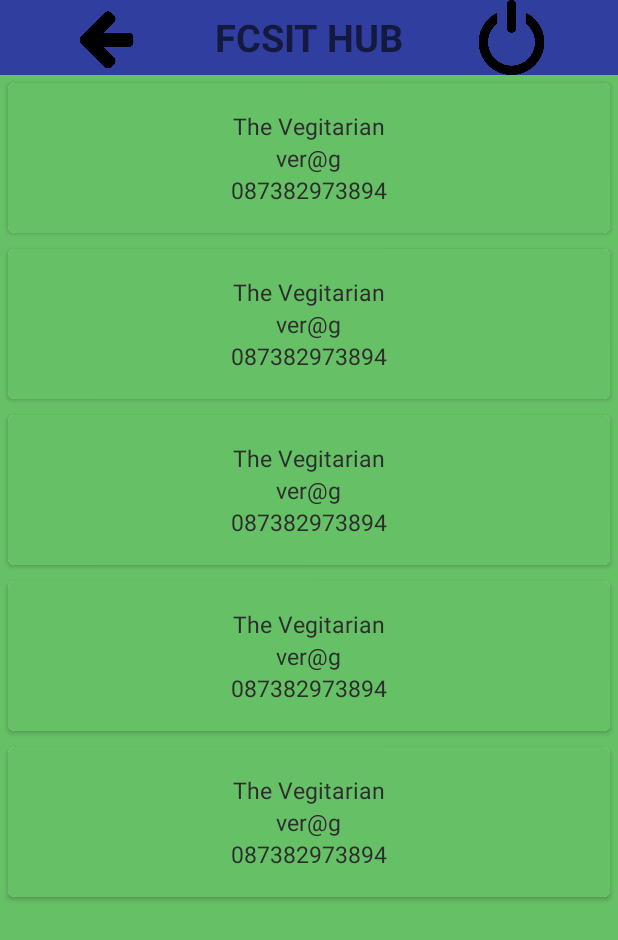
After one commit to Mniloy/FCSIT-HUB, an Android app: the Contactlist screen opened directly, with no data from a screen before it, on a phone screen of 412 x 824 dp. The commit adds this screen. Shown: the top 940 px of the screen. Run offline under Robolectric (Android 15) with nearby library versions, the phone set to English and light mode, and no system bars; our stand-ins replace Firebase (no records; nobody signed in at launch, a user with empty details on screens opened directly).

Commit message:
recylerview contact list

```diff
--- a/app/build.gradle
+++ b/app/build.gradle
@@ -20,6 +20,7 @@ android {
 
 dependencies {
     implementation fileTree(dir: 'libs', include: ['*.jar'])
+
     implementation 'com.android.support:appcompat-v7:25.0.0'
     implementation 'com.android.support.constraint:constraint-layout:1.1.2'
     testImplementation 'junit:junit:4.12'
@@ -30,6 +31,7 @@ dependencies {
     implementation 'com.google.firebase:firebase-auth:16.0.1'
     implementation 'com.google.firebase:firebase-database:16.0.1'
     implementation 'com.android.support:cardview-v7:25.0.0'
+    implementation 'com.android.support:recyclerview-v7:25.0.0'
 }
 
 
--- a/app/src/main/AndroidManifest.xml
+++ b/app/src/main/AndroidManifest.xml
@@ -9,7 +9,6 @@
         android:roundIcon="@mipmap/ic_launcher_round"
         android:supportsRtl="true"
         android:theme="@style/AppTheme">
-
         <activity android:name=".SplashScreen">
             <intent-filter>
                 <action android:name="android.intent.action.MAIN" />
@@ -23,7 +22,7 @@
         <activity android:name=".HomeActivity" />
         <activity android:name=".Facilities" />
         <activity android:name=".Directory" />
-        <activity android:name=".actionbar"></activity>
+        <activity android:name=".Contactlist"></activity>
     </application>
 
 </manifest>
--- /dev/null
+++ b/app/src/main/java/my/unimas/a54440siswa/fcsithub/Contact.java
@@ -0,0 +1,43 @@
+
+package my.unimas.a54440siswa.fcsithub;
+public class Contact {
+
+    private String Name;
+    private String Email ;
+    private String Number ;
+
+    public Contact() {
+    }
+
+    public Contact(String name, String email, String number) {
+        Name = name;
+        Email = email;
+        Number = number;
+    }
+
+
+    public String getName() {
+        return Name;
+    }
+
+    public String getEmail() {
+        return Email;
+    }
+
+    public String getNumber() {
+        return Number;
+    }
+
+    public void setName(String name) {
+        Name = name;
+    }
+
+    public void setEmail(String email) {
+        Email = email;
+    }
+
+    public void setNumber(String number) {
+        Number = number;
+    }
+
+}
--- /dev/null
+++ b/app/src/main/java/my/unimas/a54440siswa/fcsithub/ContactRecyclerViewAdapter.java
@@ -0,0 +1,64 @@
+package my.unimas.a54440siswa.fcsithub;
+
+import android.content.Context;
+import android.support.v7.widget.RecyclerView;
+import android.view.LayoutInflater;
+import android.view.View;
+import android.view.ViewGroup;
+import android.widget.TextView;
+
+import java.util.List;
+
+
+public class ContactRecyclerViewAdapter extends RecyclerView.Adapter<ContactRecyclerViewAdapter.MyViewHolder> {
+
+    private Context mContext ;
+    private List<Contact> mData ;
+
+
+    public ContactRecyclerViewAdapter(Context mContext, List<Contact> mData) {
+        this.mContext = mContext;
+        this.mData = mData;
+    }
+
+    @Override
+    public MyViewHolder onCreateViewHolder(ViewGroup parent, int viewType) {
+
+        View view ;
+        LayoutInflater mInflater = LayoutInflater.from(mContext);
+        view = mInflater.inflate(R.layout.contact,parent,false);
+        return new MyViewHolder(view);
+    }
+
+    @Override
+    public void onBindViewHolder(MyViewHolder holder, final int position) {
+
+        holder.tv_contact_name.setText(mData.get(position).getName());
+        holder.tv_contact_email.setText(mData.get(position).getEmail());
+        holder.tv_contact_number.setText(mData.get(position).getNumber());
+    }
+
+    @Override
+    public int getItemCount() {
+        return mData.size();
+    }
+
+    public static class MyViewHolder extends RecyclerView.ViewHolder {
+
+        TextView tv_contact_name;
+        TextView tv_contact_email;
+        TextView tv_contact_number;
+
+        public MyViewHolder(View itemView) {
+            super(itemView);
+
+            tv_contact_name = (TextView) itemView.findViewById(R.id.contact_name) ;
+            tv_contact_email = (TextView) itemView.findViewById(R.id.contact_email);
+            tv_contact_number = (TextView) itemView.findViewById(R.id.contact_number);
+
+
+        }
+    }
+
+
+}
--- /dev/null
+++ b/app/src/main/java/my/unimas/a54440siswa/fcsithub/Contactlist.java
@@ -0,0 +1,97 @@
+package my.unimas.a54440siswa.fcsithub;
+
+import android.content.Intent;
+import android.support.annotation.NonNull;
+import android.support.v7.app.AppCompatActivity;
+import android.os.Bundle;
+import android.support.v7.widget.LinearLayoutManager;
+import android.support.v7.widget.RecyclerView;
+import android.view.View;
+import android.widget.ImageView;
+
+import com.google.firebase.auth.FirebaseAuth;
+
+import java.util.ArrayList;
+import java.util.List;
+
+public class Contactlist extends AppCompatActivity {
+    ImageView IVLogout;
+    ImageView IVback;
+
+
+    FirebaseAuth mAuth;
+    FirebaseAuth.AuthStateListener mAuthListener;
+
+    @Override
+    protected void onStart() {
+        super.onStart();
+        mAuth.addAuthStateListener(mAuthListener);
+    }
+
+    @Override
+    protected void onStop() {
+        super.onStop();
+        if(mAuthListener != null)
+            mAuth.removeAuthStateListener(mAuthListener);
+    }
+
+    @Override
+    protected void onCreate(Bundle savedInstanceState){
+        super.onCreate(savedInstanceState);
+        setContentView(R.layout.activity_contactlist);
+        mAuth = FirebaseAuth.getInstance();
+
+        List<Contact> lstContact ;
+        IVback = (ImageView) findViewById(R.id.IVback);
+        IVLogout = (ImageView) findViewById(R.id.IVLogout);
+
+        mAuthListener = new FirebaseAuth.AuthStateListener() {
+            @Override
+            public void onAuthStateChanged(@NonNull FirebaseAuth firebaseAuth) {
+                if (firebaseAuth.getCurrentUser() == null) {
+                    startActivity(new Intent(Contactlist.this, HomeActivity.class));
+                }
+            }
+        };
+
+        IVback.setOnClickListener(new View.OnClickListener() {
+            @Override
+            public void onClick(View view) {
+                Intent homeactivity = new Intent (Contactlist.this, HomeActivity.class);
+                startActivity(homeactivity);
+            }
+        });
+
+
+        mAuthListener = new FirebaseAuth.AuthStateListener() {
+            @Override
+            public void onAuthStateChanged(@NonNull FirebaseAuth firebaseAuth) {
+                if (firebaseAuth.getCurrentUser() == null) {
+                    startActivity(new Intent(Contactlist.this, SignIn.class));
+                }
+            }
+        };
+
+        IVLogout.setOnClickListener(new View.OnClickListener() {
+            @Override
+            public void onClick(View view) {
+                FirebaseAuth.getInstance().signOut();
+            }
+        });
+
+
+        lstContact = new ArrayList<>();
+        lstContact.add(new Contact("The Vegitarian","ver@g","087382973894"));
+        lstContact.add(new Contact("The Vegitarian","ver@g","087382973894"));
+        lstContact.add(new Contact("The Vegitarian","ver@g","087382973894"));
+        lstContact.add(new Contact("The Vegitarian","ver@g","087382973894"));
+        lstContact.add(new Contact("The Vegitarian","ver@g","087382973894"));
+
+
+        RecyclerView myrv = (RecyclerView) findViewById(R.id.recyclerview_id);
+        ContactRecyclerViewAdapter myAdapter = new ContactRecyclerViewAdapter(this,lstContact);
+        myrv.setLayoutManager(new LinearLayoutManager(this));
+        myrv.setAdapter(myAdapter);
+
+        }
+}
--- a/app/src/main/java/my/unimas/a54440siswa/fcsithub/HomeActivity.java
+++ b/app/src/main/java/my/unimas/a54440siswa/fcsithub/HomeActivity.java
@@ -1,6 +1,7 @@
 package my.unimas.a54440siswa.fcsithub;
 
 import android.content.Intent;
+import android.provider.ContactsContract;
 import android.support.annotation.NonNull;
 import android.support.v7.app.AppCompatActivity;
 import android.os.Bundle;
@@ -14,7 +15,7 @@ import com.google.firebase.auth.FirebaseAuth;
 
 public class HomeActivity extends AppCompatActivity {
 
-    Button BTNFacilities, BTNDirectory;
+    Button BTNFacilities, BTNDirectory, BTNContact;
     ImageView IVLogout;
 
     FirebaseAuth mAuth;
@@ -42,6 +43,7 @@ public class HomeActivity extends AppCompatActivity {
 
         BTNFacilities = (Button) findViewById(R.id.BTNfacilities);
         BTNDirectory = (Button) findViewById(R.id.BTNdirectory);
+        BTNContact = (Button) findViewById(R.id.BTNContact);
         IVLogout = (ImageView) findViewById(R.id.IVLogout);
 
 
@@ -78,6 +80,14 @@ public class HomeActivity extends AppCompatActivity {
             }
         });
 
+        BTNContact.setOnClickListener(new View.OnClickListener() {
+            @Override
+            public void onClick(View view) {
+                Intent contacts = new Intent(HomeActivity.this, Contactlist.class);
+                startActivity(contacts);
+            }
+        });
+
 
     }
 }
--- /dev/null
+++ b/app/src/main/res/layout/activity_contactlist.xml
@@ -0,0 +1,19 @@
+<?xml version="1.0" encoding="utf-8"?>
+    <LinearLayout xmlns:android="http://schemas.android.com/apk/res/android"
+        xmlns:app="http://schemas.android.com/apk/res-auto"
+        xmlns:tools="http://schemas.android.com/tools"
+        android:layout_width="match_parent"
+        android:layout_height="match_parent"
+        android:orientation="vertical"
+        android:background="#66c066"
+        android:backgroundTintMode="multiply">
+    <include layout="@layout/activity_actionbar" />
+
+        <android.support.v7.widget.RecyclerView
+            android:id="@+id/recyclerview_id"
+            android:layout_width="match_parent"
+            android:layout_height="match_parent">
+
+        </android.support.v7.widget.RecyclerView>
+
+    </LinearLayout>
--- a/app/src/main/res/layout/activity_home.xml
+++ b/app/src/main/res/layout/activity_home.xml
@@ -111,7 +111,7 @@
                 android:textColor="#111"/>
 
             <Button
-                android:id="@+id/BTNannouncement"
+                android:id="@+id/BTNAnnouncement"
                 android:layout_width="100dp"
                 android:layout_height="100dp"
                 android:layout_margin="5dp"
@@ -121,7 +121,7 @@
                 android:textSize="12dp"
                 android:textColor="#111"/>
             <Button
-                android:id="@+id/BTNmessage"
+                android:id="@+id/BTNMessage"
                 android:layout_width="100dp"
                 android:layout_height="100dp"
                 android:layout_margin="5dp"
@@ -131,7 +131,7 @@
                 android:textSize="16dp"
                 android:textColor="#111"/>
             <Button
-                android:id="@+id/BTNmedia"
+                android:id="@+id/BTNMedia"
                 android:layout_width="100dp"
                 android:layout_height="100dp"
                 android:layout_margin="5dp"
@@ -141,7 +141,7 @@
                 android:textSize="16dp"
                 android:textColor="#111"/>
             <Button
-                android:id="@+id/BTNcontacts"
+                android:id="@+id/BTNContact"
                 android:layout_width="100dp"
                 android:layout_height="100dp"
                 android:layout_margin="5dp"
@@ -151,7 +151,7 @@
                 android:textSize="16dp"
                 android:textColor="#111"/>
             <Button
-                android:id="@+id/BTNeleap"
+                android:id="@+id/BTNEleap"
                 android:layout_width="100dp"
                 android:layout_height="100dp"
                 android:layout_margin="5dp"
--- /dev/null
+++ b/app/src/main/res/layout/contact.xml
@@ -0,0 +1,43 @@
+<?xml version="1.0" encoding="utf-8"?>
+<android.support.v7.widget.CardView
+    xmlns:android="http://schemas.android.com/apk/res/android"
+    android:id="@+id/cardview_id"
+    android:layout_width="match_parent"
+    android:layout_height="100dp"
+    xmlns:cardview="http://schemas.android.com/apk/res-auto"
+    android:layout_margin="5dp"
+    cardview:cardCornerRadius="4dp">
+
+    <LinearLayout
+        android:orientation="vertical"
+        android:layout_width="match_parent"
+        android:layout_height="match_parent"
+        android:gravity="center"
+        android:background="#66c066"
+        android:backgroundTintMode="multiply">
+
+        <TextView
+            android:id="@+id/contact_name"
+            android:textColor="#2d2d2d"
+            android:textSize="15sp"
+            android:layout_width="wrap_content"
+            android:layout_height="wrap_content"
+            android:text="Name"/>
+
+        <TextView
+            android:id="@+id/contact_email"
+            android:textColor="#2d2d2d"
+            android:textSize="15sp"
+            android:layout_width="wrap_content"
+            android:layout_height="wrap_content"
+            android:text="Email"/>
+        <TextView
+            android:id="@+id/contact_number"
+            android:textColor="#2d2d2d"
+            android:textSize="15sp"
+            android:layout_width="wrap_content"
+            android:layout_height="wrap_content"
+            android:text="Number"/>
+    </LinearLayout>
+
+</android.support.v7.widget.CardView>
```
Also changed, not shown: app/src/main/res/drawable/contact.png (added), 1 other file.
